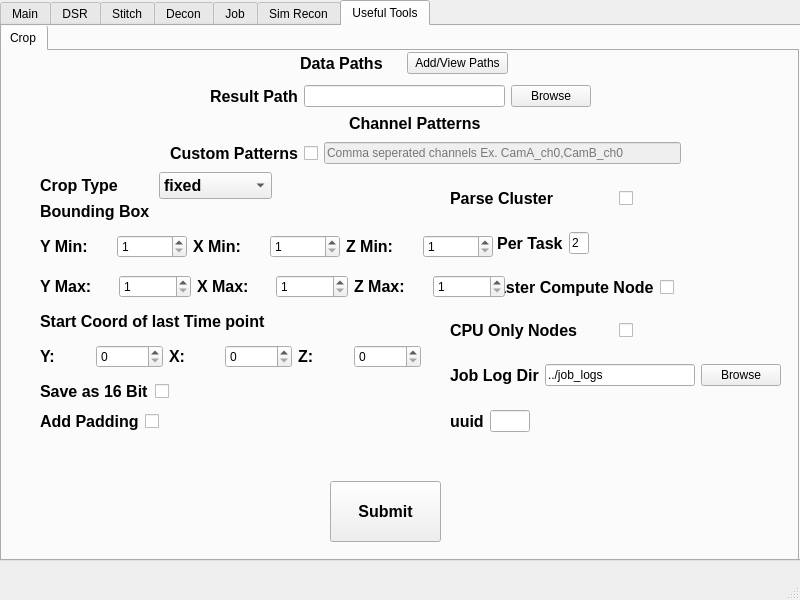
Old version of the form mainwindow.ui in the repository abcucberkeley/PetaKit5D-GUI.
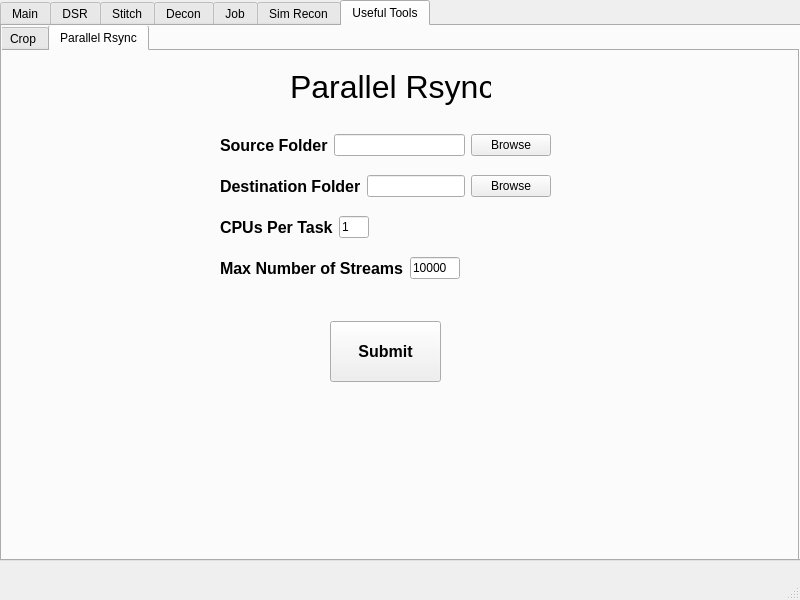
New version of the form. The open tabs and pages were chosen to show the change.

Commit message: Added Parallel Rsync to useful tools

What changed in the file:
```diff
--- a/mainwindow.ui
+++ b/mainwindow.ui
@@ -4185,7 +4185,10 @@
        </rect>
       </property>
       <property name="currentIndex">
-       <number>0</number>
+       <number>1</number>
+      </property>
+      <property name="tabBarAutoHide">
+       <bool>false</bool>
       </property>
       <widget class="QWidget" name="Crop">
        <attribute name="title">
@@ -5143,6 +5146,227 @@
         </layout>
        </widget>
       </widget>
+      <widget class="QWidget" name="parallelRsync">
+       <attribute name="title">
+        <string>Parallel Rsync</string>
+       </attribute>
+       <widget class="QLabel" name="parallelRsyncLabel">
+        <property name="geometry">
+         <rect>
+          <x>290</x>
+          <y>10</y>
+          <width>201</width>
+          <height>51</height>
+         </rect>
+        </property>
+        <property name="font">
+         <font>
+          <pointsize>24</pointsize>
+          <strikeout>false</strikeout>
+          <kerning>true</kerning>
+         </font>
+        </property>
+        <property name="text">
+         <string>Parallel Rsync</string>
+        </property>
+       </widget>
+       <widget class="QWidget" name="verticalLayoutWidget">
+        <property name="geometry">
+         <rect>
+          <x>220</x>
+          <y>70</y>
+          <width>331</width>
+          <height>171</height>
+         </rect>
+        </property>
+        <layout class="QVBoxLayout" name="verticalLayout">
+         <item>
+          <layout class="QHBoxLayout" name="horizontalLayout_63">
+           <item>
+            <widget class="QLabel" name="parallelRsyncSourceLabel">
+             <property name="font">
+              <font>
+               <pointsize>12</pointsize>
+               <weight>75</weight>
+               <bold>true</bold>
+              </font>
+             </property>
+             <property name="text">
+              <string>Source Folder</string>
+             </property>
+            </widget>
+           </item>
+           <item>
+            <widget class="QLineEdit" name="parallelRsyncSourceLineEdit">
+             <property name="text">
+              <string/>
+             </property>
+            </widget>
+           </item>
+           <item>
+            <widget class="QPushButton" name="parallelRsyncSourceBrowseButton">
+             <property name="text">
+              <string>Browse</string>
+             </property>
+            </widget>
+           </item>
+          </layout>
+         </item>
+         <item>
+          <layout class="QHBoxLayout" name="horizontalLayout_64">
+           <item>
+            <widget class="QLabel" name="parallelRsyncDestLabel">
+             <property name="font">
+              <font>
+               <pointsize>12</pointsize>
+               <weight>75</weight>
+               <bold>true</bold>
+              </font>
+             </property>
+             <property name="text">
+              <string>Destination Folder</string>
+             </property>
+            </widget>
+           </item>
+           <item>
+            <widget class="QLineEdit" name="parallelRsyncDestLineEdit">
+             <property name="text">
+              <string/>
+             </property>
+            </widget>
+           </item>
+           <item>
+            <widget class="QPushButton" name="parallelRsyncDestBrowseButton">
+             <property name="text">
+              <string>Browse</string>
+             </property>
+            </widget>
+           </item>
+          </layout>
+         </item>
+         <item>
+          <layout class="QHBoxLayout" name="horizontalLayout_62">
+           <item>
+            <widget class="QLabel" name="parallelRsyncCpusPerTaskLabel">
+             <property name="font">
+              <font>
+               <pointsize>12</pointsize>
+               <weight>75</weight>
+               <bold>true</bold>
+              </font>
+             </property>
+             <property name="text">
+              <string>CPUs Per Task</string>
+             </property>
+            </widget>
+           </item>
+           <item>
+            <widget class="QLineEdit" name="parallelRsyncCpusPerTaskLineEdit">
+             <property name="sizePolicy">
+              <sizepolicy hsizetype="Maximum" vsizetype="Fixed">
+               <horstretch>0</horstretch>
+               <verstretch>0</verstretch>
+              </sizepolicy>
+             </property>
+             <property name="maximumSize">
+              <size>
+               <width>30</width>
+               <height>16777215</height>
+              </size>
+             </property>
+             <property name="text">
+              <string>1</string>
+             </property>
+            </widget>
+           </item>
+           <item>
+            <spacer name="parallelRyncCpusPerTaskSpacer">
+             <property name="orientation">
+              <enum>Qt::Horizontal</enum>
+             </property>
+             <property name="sizeHint" stdset="0">
+              <size>
+               <width>40</width>
+               <height>20</height>
+              </size>
+             </property>
+            </spacer>
+           </item>
+          </layout>
+         </item>
+         <item>
+          <layout class="QHBoxLayout" name="horizontalLayout_67">
+           <item>
+            <widget class="QLabel" name="parallelRsyncNumStreamLabel">
+             <property name="font">
+              <font>
+               <pointsize>12</pointsize>
+               <weight>75</weight>
+               <bold>true</bold>
+              </font>
+             </property>
+             <property name="text">
+              <string>Max Number of Streams</string>
+             </property>
+            </widget>
+           </item>
+           <item>
+            <widget class="QLineEdit" name="parallelRsyncNumStreamLineEdit">
+             <property name="sizePolicy">
+              <sizepolicy hsizetype="Maximum" vsizetype="Fixed">
+               <horstretch>0</horstretch>
+               <verstretch>0</verstretch>
+              </sizepolicy>
+             </property>
+             <property name="maximumSize">
+              <size>
+               <width>50</width>
+               <height>16777215</height>
+              </size>
+             </property>
+             <property name="text">
+              <string>10000</string>
+             </property>
+            </widget>
+           </item>
+           <item>
+            <spacer name="parallelRsyncNumStreamSpacer">
+             <property name="orientation">
+              <enum>Qt::Horizontal</enum>
+             </property>
+             <property name="sizeHint" stdset="0">
+              <size>
+               <width>40</width>
+               <height>20</height>
+              </size>
+             </property>
+            </spacer>
+           </item>
+          </layout>
+         </item>
+        </layout>
+       </widget>
+       <widget class="QPushButton" name="parallelRsyncSubmitButton">
+        <property name="geometry">
+         <rect>
+          <x>330</x>
+          <y>270</y>
+          <width>111</width>
+          <height>61</height>
+         </rect>
+        </property>
+        <property name="font">
+         <font>
+          <pointsize>12</pointsize>
+          <weight>75</weight>
+          <bold>true</bold>
+         </font>
+        </property>
+        <property name="text">
+         <string>Submit</string>
+        </property>
+       </widget>
+      </widget>
      </widget>
     </widget>
    </widget>
```
Left out of the diff: 2 changed lines with no effect on the pictures. The commit also changes 3 other files.
